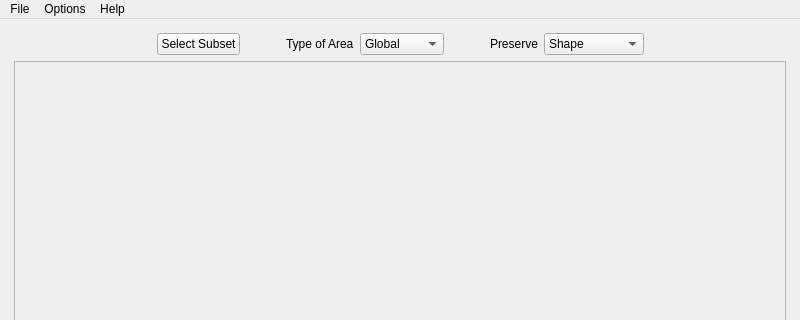
Above: new_wizard2.ui from stramel/drasterblaster before the change; both pictures show x 0 to 800 and y 0 to 320 of the 800 by 600 pixel window. Below: the same form after it.
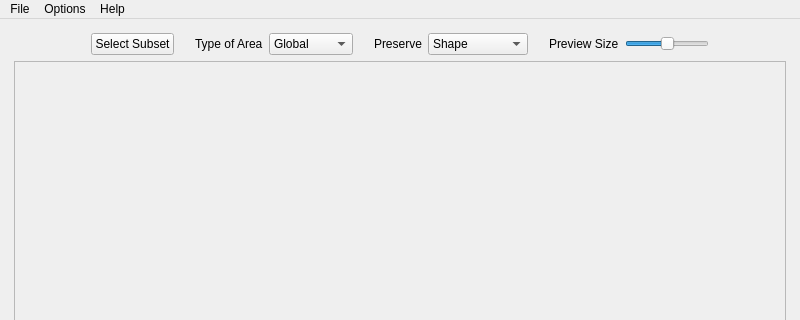
That is the form after the change. Icons and pictures are not drawn.

Commit message: Added functionality to dropdowns and size slider. Resizing of the window is still having issues.

The edit to the form file:
```diff
--- a/new_wizard2.ui
+++ b/new_wizard2.ui
@@ -263,7 +263,7 @@
             </property>
             <property name="sizeHint" stdset="0">
              <size>
-              <width>40</width>
+              <width>15</width>
               <height>20</height>
              </size>
             </property>
@@ -308,7 +308,7 @@
             </property>
             <property name="sizeHint" stdset="0">
              <size>
-              <width>40</width>
+              <width>15</width>
               <height>20</height>
              </size>
             </property>
@@ -346,6 +346,54 @@
             </item>
            </widget>
           </item>
+          <item>
+           <spacer name="horizontalSpacer_16">
+            <property name="orientation">
+             <enum>Qt::Horizontal</enum>
+            </property>
+            <property name="sizeType">
+             <enum>QSizePolicy::Minimum</enum>
+            </property>
+            <property name="sizeHint" stdset="0">
+             <size>
+              <width>15</width>
+              <height>20</height>
+             </size>
+            </property>
+           </spacer>
+          </item>
+          <item>
+           <widget class="QLabel" name="label_5">
+            <property name="text">
+             <string>Preview Size</string>
+            </property>
+           </widget>
+          </item>
+          <item>
+           <widget class="QSlider" name="columnSlider">
+            <property name="minimum">
+             <number>1</number>
+            </property>
+            <property name="maximum">
+             <number>5</number>
+            </property>
+            <property name="sliderPosition">
+             <number>3</number>
+            </property>
+            <property name="tracking">
+             <bool>true</bool>
+            </property>
+            <property name="orientation">
+             <enum>Qt::Horizontal</enum>
+            </property>
+            <property name="tickPosition">
+             <enum>QSlider::NoTicks</enum>
+            </property>
+            <property name="tickInterval">
+             <number>1</number>
+            </property>
+           </widget>
+          </item>
           <item>
            <spacer name="horizontalSpacer_6">
             <property name="orientation">
```
Left out of the diff: 8 changed lines with no effect on the pictures. The commit also changes 3 other files.
